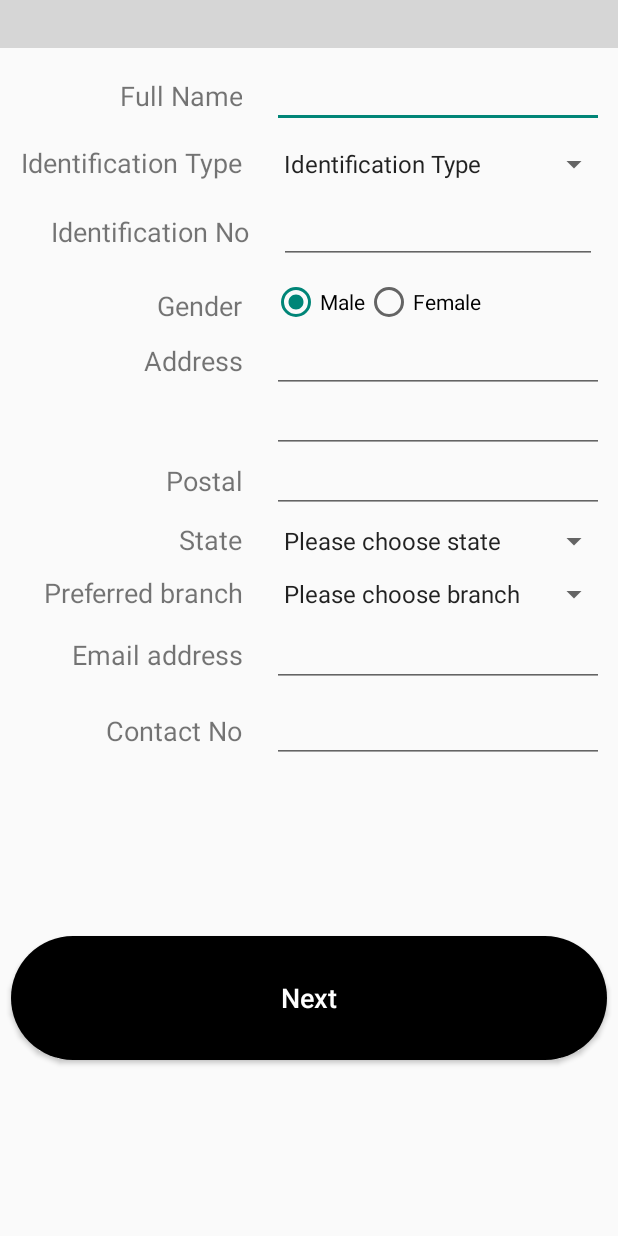
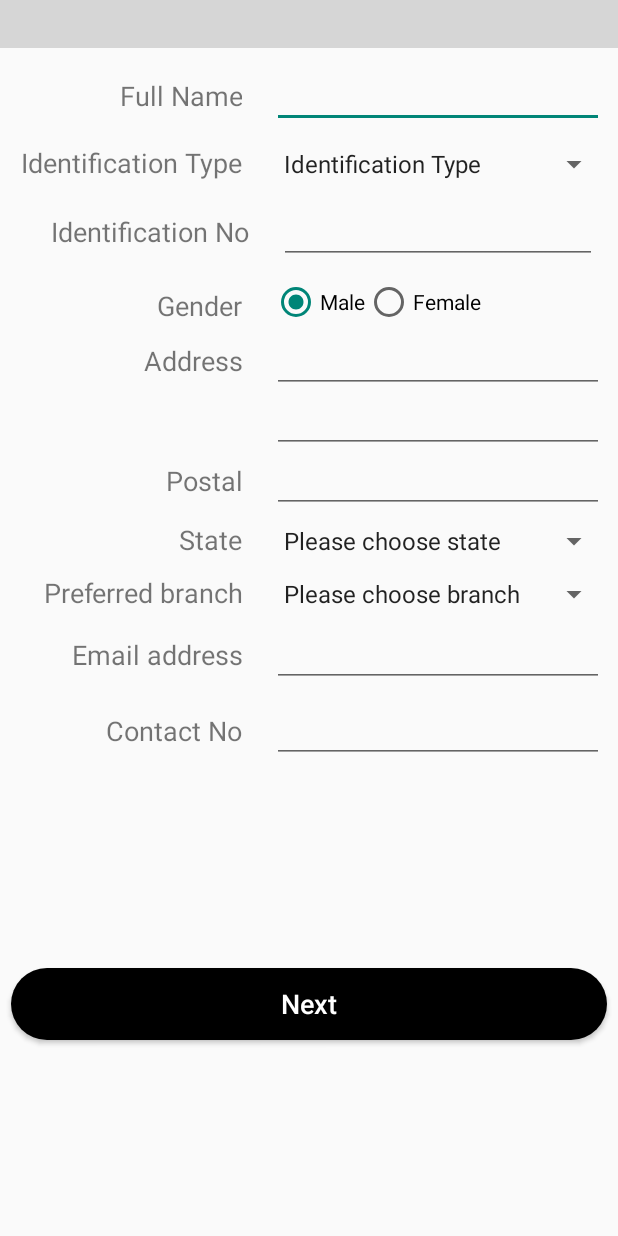
Before and after one commit to tanchekwei/banking-app, an Android app: the layout activity_register1.xml on its own in the app's theme, with its tools: preview values and no code run, on a phone screen of 412 x 824 dp. Run offline under Robolectric (Android 15) with nearby library versions, the phone set to English and light mode, and no system bars; plain views replace HorizontalStepView; Roboto replaces fonts that are not available here; grey boxes are pictures that could not be loaded.

Commit message:
Update layout

```diff
--- a/app/src/main/AndroidManifest.xml
+++ b/app/src/main/AndroidManifest.xml
@@ -23,7 +23,8 @@
             android:theme="@style/AppTheme.NoActionBar" />
         <activity
             android:name=".LoginActivity"
-            android:theme="@style/AppTheme.NoActionBar">
+            android:theme="@style/AppTheme.NoActionBar"
+            android:windowSoftInputMode="adjustResize" >
             <intent-filter>
                 <action android:name="android.intent.action.MAIN" />
 
--- a/app/src/main/java/my/edu/tarc/bankingapp/PayByQR2Activity.java
+++ b/app/src/main/java/my/edu/tarc/bankingapp/PayByQR2Activity.java
@@ -79,6 +79,9 @@ public class PayByQR2Activity extends AppCompatActivity {
     }
 
     public void next(final View view) {
+        InputMethodManager imm = (InputMethodManager) getSystemService(Context.INPUT_METHOD_SERVICE);
+        imm.hideSoftInputFromWindow(view.getWindowToken(), 0);
+
         Intent intent = new Intent(view.getContext(), PayByQR3Activity.class);
 //        intent.setFlags(Intent.FLAG_ACTIVITY_CLEAR_TOP);
         startActivity(intent);
--- a/app/src/main/res/layout/activity_register1.xml
+++ b/app/src/main/res/layout/activity_register1.xml
@@ -50,7 +50,8 @@
         <TableRow
             android:layout_width="match_parent"
             android:layout_height="match_parent"
-            android:padding="5sp">
+            android:padding="5sp"
+            >
 
             <TextView
                 android:id="@+id/textView_icType"
@@ -74,9 +75,13 @@
         <TableRow
             android:layout_width="wrap_content"
             android:layout_height="wrap_content"
-            android:padding="10sp">
+            android:padding="10sp"
+            android:paddingTop="0dp"
+            android:paddingBottom="0dp"
+            >
 
-            <TextView
+
+        <TextView
                 android:id="@+id/textView_IC"
                 android:layout_width="wrap_content"
                 android:layout_height="wrap_content"
@@ -218,7 +223,11 @@
         <TableRow
             android:layout_width="match_parent"
             android:layout_height="match_parent"
-            android:padding="5sp">
+            android:padding="5sp"
+            android:paddingTop="0dp"
+            android:paddingBottom="0dp"
+            >
+
 
             <TextView
                 android:id="@+id/textView_state"
@@ -241,9 +250,13 @@
         <TableRow
             android:layout_width="match_parent"
             android:layout_height="match_parent"
-            android:padding="5sp">
+            android:padding="5sp"
+            android:paddingTop="0dp"
+            android:paddingBottom="0dp"
+            >
 
-            <TextView
+
+        <TextView
                 android:id="@+id/textView_preferred_branch"
                 android:layout_width="154dp"
                 android:layout_height="wrap_content"
@@ -256,6 +269,8 @@
             <Spinner
                 android:id="@+id/spinnerBranch"
                 android:layout_width="225dp"
+                android:paddingTop="0dp"
+                android:paddingBottom="0dp"
                 android:layout_height="wrap_content"
                 android:entries="@array/empty"
                 android:spinnerMode="dialog" />
@@ -264,7 +279,10 @@
         <TableRow
             android:layout_width="match_parent"
             android:layout_height="match_parent"
-            android:padding="5sp">
+            android:padding="5sp"
+            android:paddingTop="0dp"
+            android:paddingBottom="0dp"
+            >
 
             <TextView
                 android:id="@+id/textView_email"
@@ -288,9 +306,13 @@
         <TableRow
             android:layout_width="match_parent"
             android:layout_height="match_parent"
-            android:padding="5sp">
+            android:padding="5sp"
+            android:paddingTop="0dp"
+            android:paddingBottom="0dp"
+            >
 
-            <TextView
+
+        <TextView
                 android:id="@+id/textView_contact"
                 android:layout_width="154dp"
                 android:layout_height="wrap_content"
@@ -314,11 +336,9 @@
     <Button
         android:id="@+id/btn_next"
         android:layout_width="0dp"
-        android:layout_height="0dp"
+        android:layout_height="wrap_content"
         android:layout_marginStart="7dp"
-        android:layout_marginTop="0dp"
         android:layout_marginEnd="7dp"
-        android:layout_marginBottom="7dp"
         android:background="@drawable/button_shape"
         android:onClick="next"
         android:text="@string/next"
--- a/app/src/main/res/values/strings.xml
+++ b/app/src/main/res/values/strings.xml
@@ -295,6 +295,7 @@
         <item>Please choose branch</item>
     </string-array>
     <string-array name="kuala_lumpu_branch">
+        <item>Please choose branch</item>
         <item>Kepong</item>
         <item>Setapak</item>
         <item>JinJang</item>
```
Also changed, not shown: app/src/main/java/my/edu/tarc/bankingapp/RegisterActivity1.java (+15 -15 lines), app/src/main/res/layout/dialog_login.xml (+9 -8 lines).
